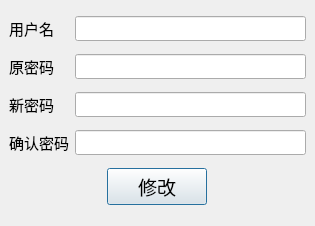
Qt form digitalIntegration/ChangePwdDialog.ui (jiaqingguo/DI) before a commit.
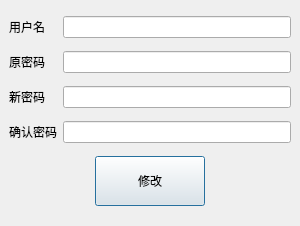
The same form after that commit.

The edit to the form file:
```diff
--- a/digitalIntegration/ChangePwdDialog.ui
+++ b/digitalIntegration/ChangePwdDialog.ui
@@ -6,7 +6,7 @@
    <rect>
     <x>0</x>
     <y>0</y>
-    <width>315</width>
+    <width>300</width>
     <height>226</height>
    </rect>
   </property>
@@ -35,14 +35,8 @@
       <layout class="QGridLayout" name="gridLayout">
        <item row="0" column="0">
         <widget class="QLabel" name="labelUser">
-         <property name="font">
-          <font>
-           <family>黑体</family>
-           <pointsize>11</pointsize>
-          </font>
-         </property>
          <property name="text">
-          <string>&lt;html&gt;&lt;head/&gt;&lt;body&gt;&lt;p&gt;&lt;span style=&quot; font-size:11pt;&quot;&gt;用户名&lt;/span&gt;&lt;/p&gt;&lt;/body&gt;&lt;/html&gt;</string>
+          <string>用户名</string>
          </property>
         </widget>
        </item>
@@ -51,21 +45,15 @@
          <property name="minimumSize">
           <size>
            <width>0</width>
-           <height>25</height>
+           <height>0</height>
           </size>
          </property>
         </widget>
        </item>
        <item row="1" column="0">
         <widget class="QLabel" name="labelPassword">
-         <property name="font">
-          <font>
-           <family>黑体</family>
-           <pointsize>11</pointsize>
-          </font>
-         </property>
          <property name="text">
-          <string>&lt;html&gt;&lt;head/&gt;&lt;body&gt;&lt;p&gt;&lt;span style=&quot; font-size:11pt;&quot;&gt;原密码&lt;/span&gt;&lt;/p&gt;&lt;/body&gt;&lt;/html&gt;</string>
+          <string>原密码</string>
          </property>
         </widget>
        </item>
@@ -74,21 +62,15 @@
          <property name="minimumSize">
           <size>
            <width>0</width>
-           <height>25</height>
+           <height>0</height>
           </size>
          </property>
         </widget>
        </item>
        <item row="2" column="0">
-        <widget class="QLabel" name="labelName">
-         <property name="font">
-          <font>
-           <family>黑体</family>
-           <pointsize>11</pointsize>
-          </font>
-         </property>
+        <widget class="QLabel" name="labelNewPwd">
          <property name="text">
-          <string>&lt;html&gt;&lt;head/&gt;&lt;body&gt;&lt;p&gt;&lt;span style=&quot; font-size:11pt;&quot;&gt;新密码&lt;/span&gt;&lt;/p&gt;&lt;/body&gt;&lt;/html&gt;</string>
+          <string>新密码</string>
          </property>
         </widget>
        </item>
@@ -97,21 +79,15 @@
          <property name="minimumSize">
           <size>
            <width>0</width>
-           <height>25</height>
+           <height>0</height>
           </size>
          </property>
         </widget>
        </item>
        <item row="3" column="0">
         <widget class="QLabel" name="labelConfirmPwd">
-         <property name="font">
-          <font>
-           <family>黑体</family>
-           <pointsize>11</pointsize>
-          </font>
-         </property>
          <property name="text">
-          <string>&lt;html&gt;&lt;head/&gt;&lt;body&gt;&lt;p&gt;&lt;span style=&quot; font-size:11pt;&quot;&gt;确认密码&lt;/span&gt;&lt;/p&gt;&lt;/body&gt;&lt;/html&gt;</string>
+          <string>确认密码</string>
          </property>
         </widget>
        </item>
@@ -120,7 +96,7 @@
          <property name="minimumSize">
           <size>
            <width>0</width>
-           <height>25</height>
+           <height>0</height>
           </size>
          </property>
         </widget>
@@ -142,22 +118,16 @@
         <widget class="QPushButton" name="btnModify">
          <property name="minimumSize">
           <size>
-           <width>100</width>
-           <height>35</height>
+           <width>110</width>
+           <height>50</height>
           </size>
          </property>
          <property name="maximumSize">
           <size>
-           <width>50</width>
+           <width>16777215</width>
            <height>16777215</height>
           </size>
          </property>
-         <property name="font">
-          <font>
-           <family>黑体</family>
-           <pointsize>14</pointsize>
-          </font>
-         </property>
          <property name="text">
           <string>修改</string>
          </property>
```
